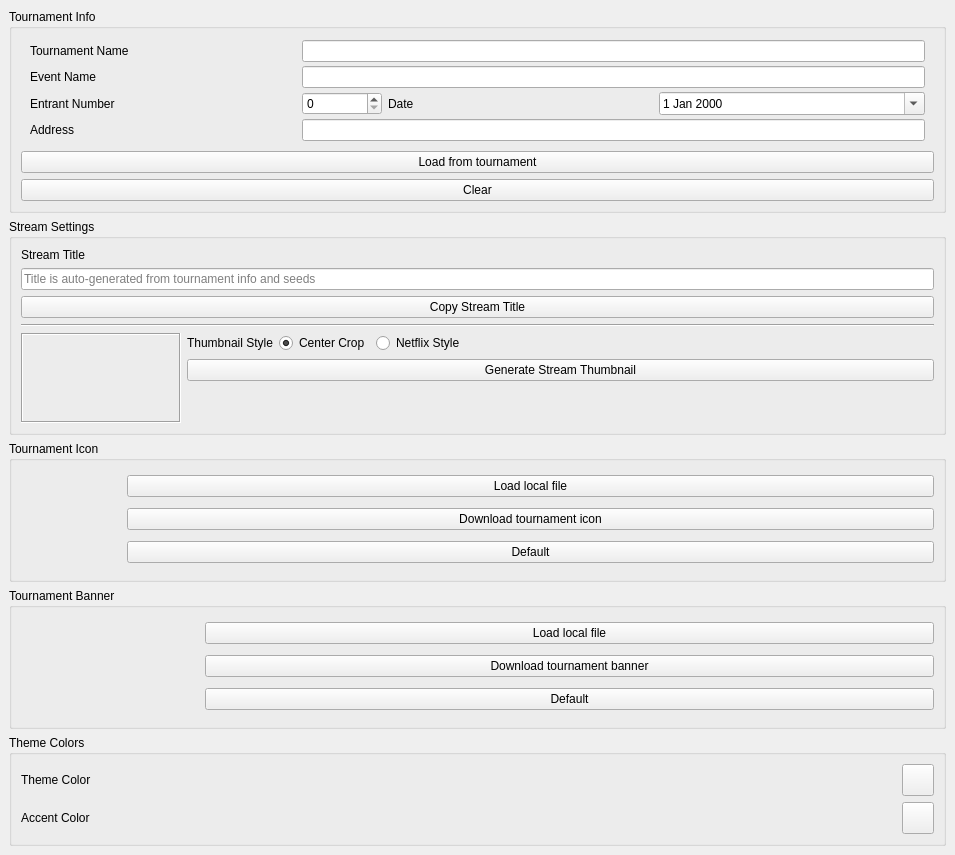
Old version of the form src/layout/AutonaTournamentInfo.ui in the repository yuya-tagu/Autona.
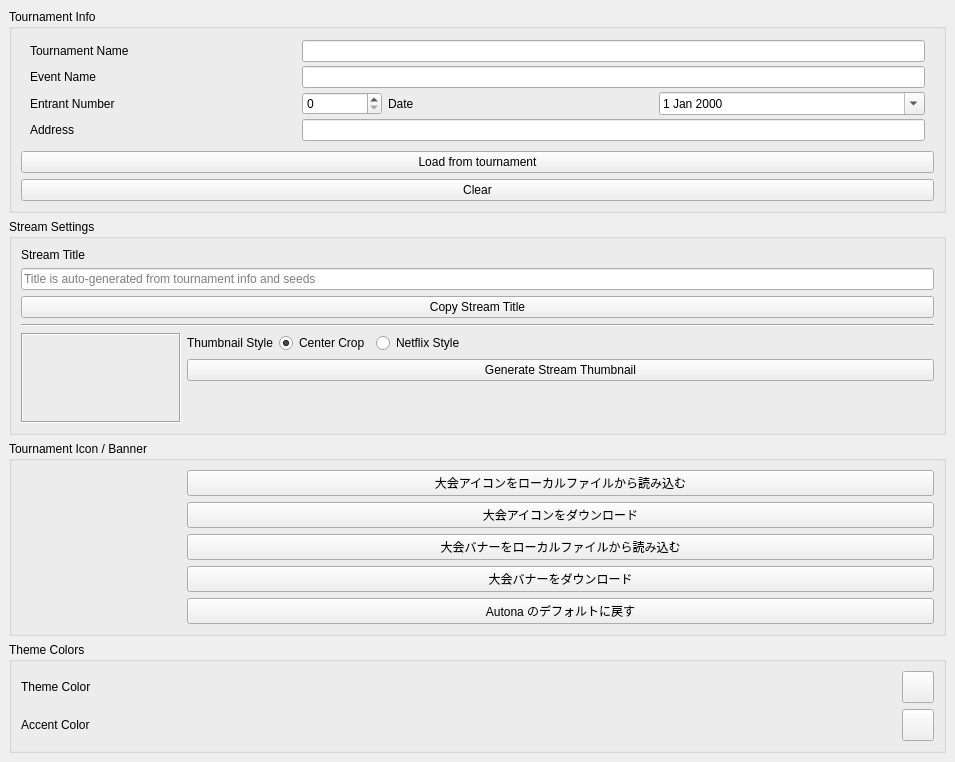
New version of the form.

Commit message: feat(ui-event): 大会アイコン / バナーを統合カード化し縦並びプレビュー + 5 ボタンに集約

The edit to the form file:
```diff
--- a/src/layout/AutonaTournamentInfo.ui
+++ b/src/layout/AutonaTournamentInfo.ui
@@ -292,23 +292,34 @@
     <item>
      <widget class="QGroupBox" name="groupBox">
       <property name="title">
-       <string>Tournament Icon</string>
+       <string>Tournament Icon / Banner</string>
       </property>
-      <layout class="QHBoxLayout" name="horizontalLayout_2">
+      <layout class="QHBoxLayout" name="horizontalLayoutMedia">
+       <item>
+        <layout class="QVBoxLayout" name="verticalLayoutMediaPreviews">
+         <property name="spacing">
+          <number>4</number>
+         </property>
        <item>
         <widget class="QLabel" name="iconView">
          <property name="sizePolicy">
-          <sizepolicy hsizetype="Maximum" vsizetype="Maximum">
+            <sizepolicy hsizetype="Fixed" vsizetype="Fixed">
            <horstretch>0</horstretch>
            <verstretch>0</verstretch>
           </sizepolicy>
          </property>
          <property name="minimumSize">
           <size>
-           <width>100</width>
-           <height>100</height>
-          </size>
-         </property>
+             <width>60</width>
+             <height>60</height>
+            </size>
+           </property>
+           <property name="maximumSize">
+            <size>
+             <width>60</width>
+             <height>60</height>
+            </size>
+           </property>
          <property name="frameShadow">
           <enum>QFrame::Sunken</enum>
          </property>
@@ -321,84 +332,85 @@
         </widget>
        </item>
        <item>
-        <layout class="QVBoxLayout" name="verticalLayout_2">
+          <widget class="QLabel" name="bannerView">
+           <property name="sizePolicy">
+            <sizepolicy hsizetype="Fixed" vsizetype="Fixed">
+             <horstretch>0</horstretch>
+             <verstretch>0</verstretch>
+            </sizepolicy>
+           </property>
+           <property name="minimumSize">
+            <size>
+             <width>160</width>
+             <height>90</height>
+            </size>
+           </property>
+           <property name="maximumSize">
+            <size>
+             <width>160</width>
+             <height>90</height>
+            </size>
+           </property>
+           <property name="frameShadow">
+            <enum>QFrame::Sunken</enum>
+           </property>
+           <property name="text">
+            <string/>
+           </property>
+           <property name="alignment">
+            <set>Qt::AlignCenter</set>
+           </property>
+          </widget>
+         </item>
+         <item>
+          <spacer name="verticalSpacerMediaPreviews">
+           <property name="orientation">
+            <enum>Qt::Vertical</enum>
+           </property>
+           <property name="sizeHint" stdset="0">
+            <size>
+             <width>20</width>
+             <height>0</height>
+            </size>
+           </property>
+          </spacer>
+         </item>
+        </layout>
+       </item>
+       <item>
+        <layout class="QVBoxLayout" name="verticalLayoutMediaButtons">
          <item>
           <widget class="QPushButton" name="btLoadIconFile">
            <property name="text">
-            <string>Load local file</string>
+            <string>大会アイコンをローカルファイルから読み込む</string>
            </property>
           </widget>
          </item>
          <item>
           <widget class="QPushButton" name="btDownloadIcon">
            <property name="text">
-            <string>Download tournament icon</string>
+            <string>大会アイコンをダウンロード</string>
            </property>
           </widget>
          </item>
-         <item>
-          <widget class="QPushButton" name="btClearIcon">
-           <property name="text">
-            <string>Default</string>
-           </property>
-          </widget>
-         </item>
-        </layout>
-       </item>
-      </layout>
-     </widget>
-    </item>
-    <item>
-     <widget class="QGroupBox" name="groupBoxBanner">
-      <property name="title">
-       <string>Tournament Banner</string>
-      </property>
-      <layout class="QHBoxLayout" name="horizontalLayout_3">
-       <item>
-        <widget class="QLabel" name="bannerView">
-         <property name="sizePolicy">
-          <sizepolicy hsizetype="Maximum" vsizetype="Maximum">
-           <horstretch>0</horstretch>
-           <verstretch>0</verstretch>
-          </sizepolicy>
-         </property>
-         <property name="minimumSize">
-          <size>
-           <width>178</width>
-           <height>100</height>
-          </size>
-         </property>
-         <property name="frameShadow">
-          <enum>QFrame::Sunken</enum>
-         </property>
-         <property name="text">
-          <string/>
-         </property>
-         <property name="alignment">
-          <set>Qt::AlignCenter</set>
-         </property>
-        </widget>
-       </item>
-       <item>
-        <layout class="QVBoxLayout" name="verticalLayout_4">
          <item>
           <widget class="QPushButton" name="btLoadBannerFile">
            <property name="text">
-            <string>Load local file</string>
+            <string>大会バナーをローカルファイルから読み込む</string>
            </property>
           </widget>
          </item>
          <item>
           <widget class="QPushButton" name="btDownloadBanner">
            <property name="text">
-            <string>Download tournament banner</string>
+            <string>大会バナーをダウンロード</string>
            </property>
           </widget>
          </item>
          <item>
-          <widget class="QPushButton" name="btClearBanner">
+          <widget class="QPushButton" name="btResetMediaToDefault">
            <property name="text">
-            <string>Default</string>
+            <string>Autona のデフォルトに戻す</string>
            </property>
           </widget>
          </item>
```
Left out of the diff: 2 changed lines with no effect on the pictures. Lines whose indentation alone changed are shown as unchanged. The commit also changes 1 other file.
